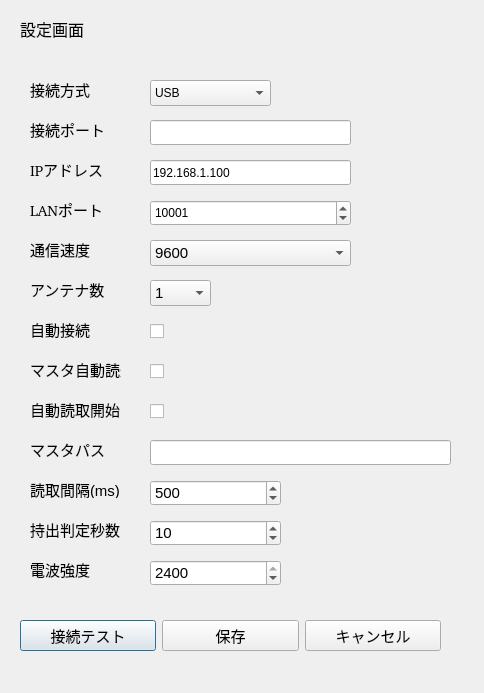
The window that ui/settings_dialog.ui (nccnishioka-arch/uhf_manager) describes before a commit, drawn with Qt 5.
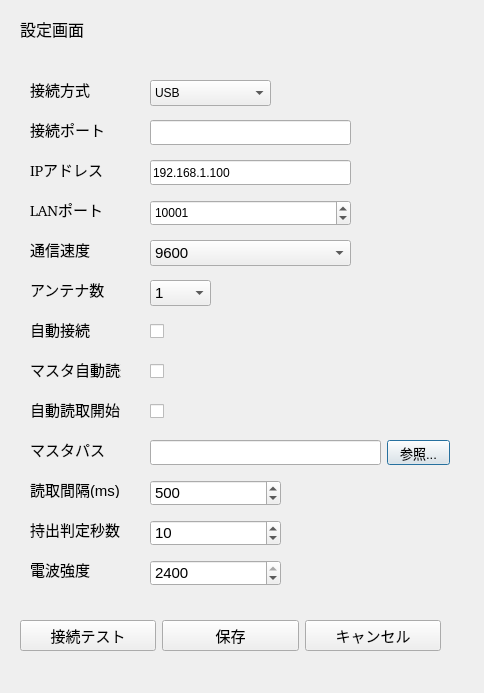
The same window after the commit.

Commit message:
fix: v0.13.0 実機確認の復旧漏れ対応 (RSSI表示/ANT/チェックボックス/参照ボタン/接続テスト)
1. widgets/table_items.py: RSSI「??????」表示を dBm値テキストに修正、不明時は「-」
2. reader/tcp_reader.py: set_antenna/get_antenna を実装（LAN接続でアンテナ操作を有効化）
3. dialogs/settings_dialog.py: qt_material でチェックボックス/スピンボックス矢印/コンボボックスが
   不可視になる問題をスタイルシートで復旧
4. dialogs/settings_dialog.py: 接続テストで接続済みなら「接続済み」を表示し失敗扱いにしない;
   LAN接続テスト時に同一IP/ポートへ二重接続しない
5. ui/settings_dialog.ui: マスタパスに「参照...」ボタン追加
6. app_config.py: DEFAULT_BOOKMASTER_PATH の文字化け「??????」を修正
7. docs/RELEASE_HISTORY.md: 変更内容を追記

Diff of the .ui file:
```diff
--- a/ui/settings_dialog.ui
+++ b/ui/settings_dialog.ui
@@ -429,7 +429,7 @@
     <rect>
      <x>150</x>
      <y>440</y>
-     <width>301</width>
+     <width>231</width>
      <height>25</height>
     </rect>
    </property>
@@ -439,6 +439,24 @@
     </font>
    </property>
   </widget>
+  <widget class="QPushButton" name="buttonBrowseBookmaster">
+   <property name="geometry">
+    <rect>
+     <x>387</x>
+     <y>440</y>
+     <width>63</width>
+     <height>25</height>
+    </rect>
+   </property>
+   <property name="font">
+    <font>
+     <pointsize>10</pointsize>
+    </font>
+   </property>
+   <property name="text">
+    <string>参照...</string>
+   </property>
+  </widget>
   <widget class="QLabel" name="label_10">
    <property name="geometry">
     <rect>
```
The commit also changes 5 other files.
